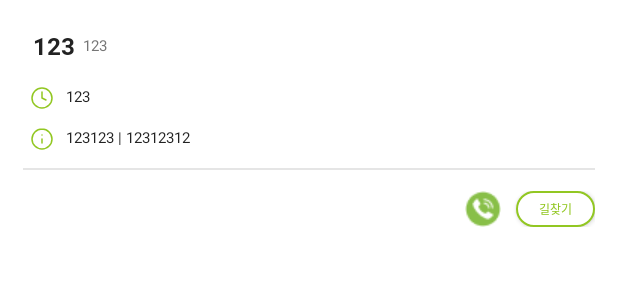
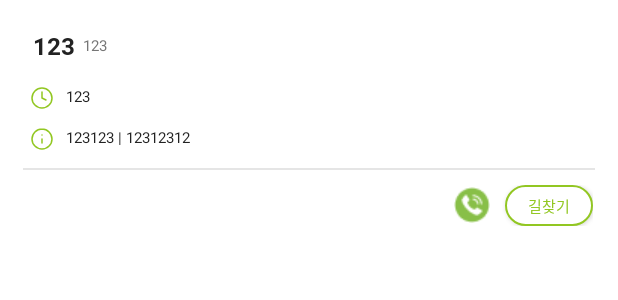
Before and after one commit to RyuSw-cs/Guseul, an Android app: the layout dialog_map_info.xml on its own in the app's theme, with its tools: preview values and no code run, on a phone screen of 412 x 824 dp. Shown: the top 300 px of the screen. Run offline under Robolectric (Android 15) with nearby library versions, the phone set to English and light mode, and no system bars; network calls fail.

Commit message:
feat: #11 카카오 맵 길찾기 연동

```diff
--- a/Guseul_Android/app/src/main/java/com/ssafy/guseul/common/view/CommonBindingAdapter.kt
+++ b/Guseul_Android/app/src/main/java/com/ssafy/guseul/common/view/CommonBindingAdapter.kt
@@ -10,6 +10,6 @@ object CommonBindingAdapter {
         val outputPhone = phone.ifEmpty {
             "전화번호가 없습니다."
         }
-        view.text = "$phone | $address"
+        view.text = "$outputPhone | $address"
     }
 }
--- a/Guseul_Android/app/src/main/res/layout/dialog_map_info.xml
+++ b/Guseul_Android/app/src/main/res/layout/dialog_map_info.xml
@@ -14,7 +14,7 @@
         android:layout_width="match_parent"
         android:layout_height="wrap_content"
         android:background="@drawable/bg_transparent_white_radius_top_left_20_top_right_20"
-        android:paddingBottom="24dp">
+        android:paddingBottom="20dp">
 
         <TextView
             android:id="@+id/tv_place_name"
@@ -88,14 +88,17 @@
             android:id="@+id/ly_map_button"
             android:layout_width="wrap_content"
             android:layout_height="wrap_content"
-            android:layout_marginTop="14dp"
+            android:layout_marginTop="10dp"
             android:layout_marginEnd="15dp"
             android:orientation="horizontal"
+            android:paddingEnd="1dp"
+            android:paddingBottom="1dp"
             app:layout_constraintEnd_toEndOf="parent"
             app:layout_constraintTop_toBottomOf="@id/div_location_info">
 
             <ImageButton
                 android:id="@+id/btn_call"
+                android:layout_gravity="center"
                 android:layout_width="wrap_content"
                 android:layout_height="wrap_content"
                 android:layout_marginEnd="10dp"
@@ -109,11 +112,12 @@
                 android:background="@drawable/bg_rect_yellow_green_white_radius100_stroke_1"
                 android:minWidth="0dp"
                 android:minHeight="0dp"
+                android:elevation="0dp"
                 android:paddingHorizontal="15dp"
                 android:paddingVertical="6dp"
                 android:text="@string/content_find_location"
                 android:textColor="@color/yellow_green"
-                android:textSize="8sp" />
+                android:textSize="10sp" />
 
         </LinearLayout>
 
--- a/Guseul_Android/app/src/main/res/layout/fragment_place.xml
+++ b/Guseul_Android/app/src/main/res/layout/fragment_place.xml
@@ -51,7 +51,6 @@
             android:layout_marginTop="11dp"
             android:background="@drawable/selector_map_chip_background"
             android:button="@null"
-            android:checked="true"
             android:elevation="8dp"
             android:gravity="center"
             android:minWidth="0dp"
```
Also changed, not shown: Guseul_Android/app/src/main/java/com/ssafy/guseul/common/util/Extension.kt (+8 -0 lines), Guseul_Android/app/src/main/java/com/ssafy/guseul/presentation/place/PlaceDetailInfoDialog.kt (+29 -2 lines), Guseul_Android/app/src/main/java/com/ssafy/guseul/presentation/place/PlaceFragment.kt (+30 -3 lines).
